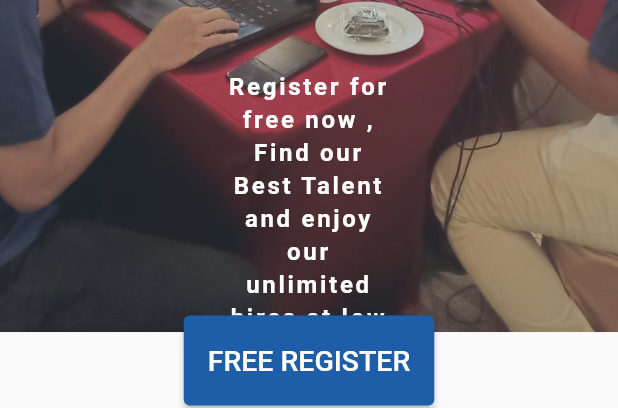
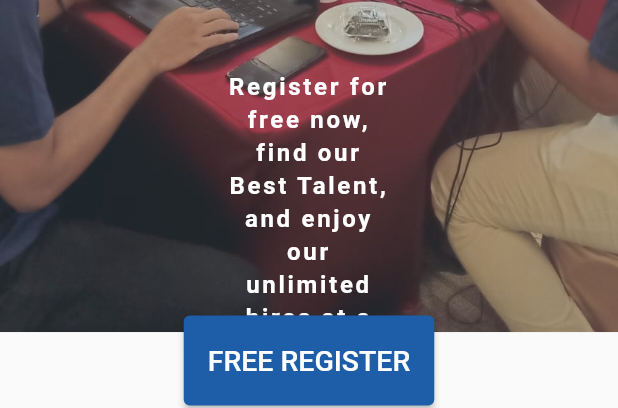
Before and after one commit to fahrur06/protalent, a Flutter app: the OurServices1a widget shown alone on an empty page, opened directly, on a phone screen of 412 x 824 dp. Shown: the part 533-941 px from the top of the screen. Run offline on Flutter 3.47's test engine with Material 2 defaults, Android fonts, the phone set to English and light mode, and no system bars; drawn by our look-alikes of show_up_animation; our stand-ins replace carousel_slider, data_table_2, dropdown_search, flip_card, font_awesome_flutter, google_fonts; missing offline and left inert: easy_table, side_navigation, spring; statements that could not run were skipped.

Commit message:
Our Services: Check spelling & typo

```diff
--- a/lib/public_baru/our_services/our_services1a.dart
+++ b/lib/public_baru/our_services/our_services1a.dart
@@ -79,7 +79,7 @@ class _OurServices1aState extends State<OurServices1a> {
                     direction: Direction.horizontal,
                     offset: -0.2,
                     child: Text(
-                      'Register for free now , Find our Best Talent and enjoy our unlimited hires at low cost',
+                      'Register for free now, find our Best Talent, and enjoy our unlimited hires at a low cost',
                       style: TextStyle(
                           fontSize: 16,
                           letterSpacing: 1.8,
--- a/lib/public_baru/our_services/our_services1b.dart
+++ b/lib/public_baru/our_services/our_services1b.dart
@@ -112,7 +112,7 @@ class _OurServices1bState extends State<OurServices1b> {
                             delayStart: Duration(seconds: 1),
                             direction: Direction.horizontal,
                             child: Text(
-                              "We not only keep our eyes wide open for talented individuals, we make it an active endeavour. One that digs deeper to find you that star employee ahead of your competition.",
+                              "We not only keep our eyes wide open for talented individuals, but we also make it an active endeavor. One that digs deeper to find you that star employee ahead of your competition.",
                               textAlign: TextAlign.center,
                               style: GoogleFonts.robotoCondensed(
                                 color: Color(0xff111111),
@@ -182,7 +182,7 @@ class _OurServices1bState extends State<OurServices1b> {
                             delayStart: Duration(seconds: 1),
                             direction: Direction.horizontal,
                             child: Text(
-                              "Our dedicated team of recruiters help fulfill your critical hiring needs in the mid-level and executive positions making the recruitment cycle short and efficient.",
+                              "Our dedicated team of recruiters helps fulfill your critical hiring needs in the mid-level and executive positions making the recruitment cycle short and efficient.",
                               textAlign: TextAlign.center,
                               style: GoogleFonts.robotoCondensed(
                                 color: Color(0xff111111),
@@ -252,7 +252,7 @@ class _OurServices1bState extends State<OurServices1b> {
                             delayStart: Duration(seconds: 1),
                             direction: Direction.horizontal,
                             child: Text(
-                              "Time sensitive projects are treated with urgency to provide skilled technical resources needed for quick and cost-effective turnaround.",
+                              "Time-sensitive projects are treated with urgency to provide skilled technical resources needed for quick and cost-effective turnaround.",
                               textAlign: TextAlign.center,
                               style: GoogleFonts.robotoCondensed(
                                 color: Color(0xff111111),
--- a/lib/public_baru/our_services/our_services4.dart
+++ b/lib/public_baru/our_services/our_services4.dart
@@ -91,7 +91,8 @@ class OurServices4 extends StatelessWidget {
                   ),
                   const Text(
                       'Go for the one who knows what they are doing, those who you share values with, '
-                      'and those who will celebrate your success and help you win over your biggest challenges Looking for an outsourcing partner? ',
+                      'and those who will celebrate your success and help you win over your biggest challenges.'
+                      'Looking for an outsourcing partner? ',
                       style: TextStyle(
                           color: Colors.white,
                           fontSize: 23,
```
